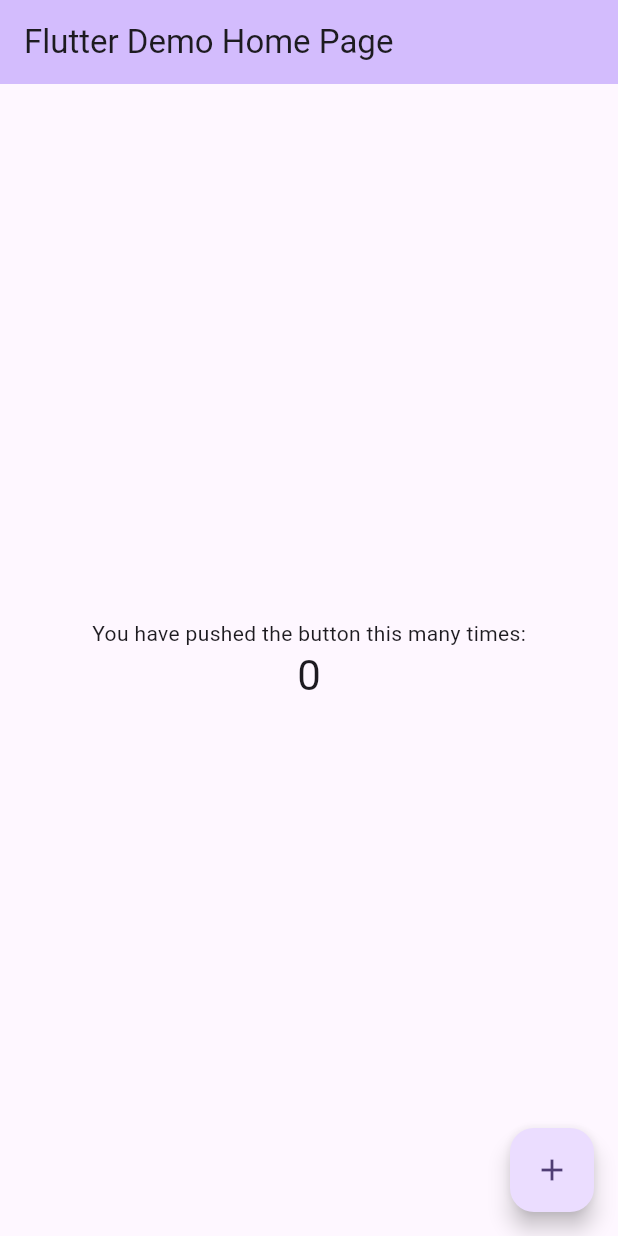
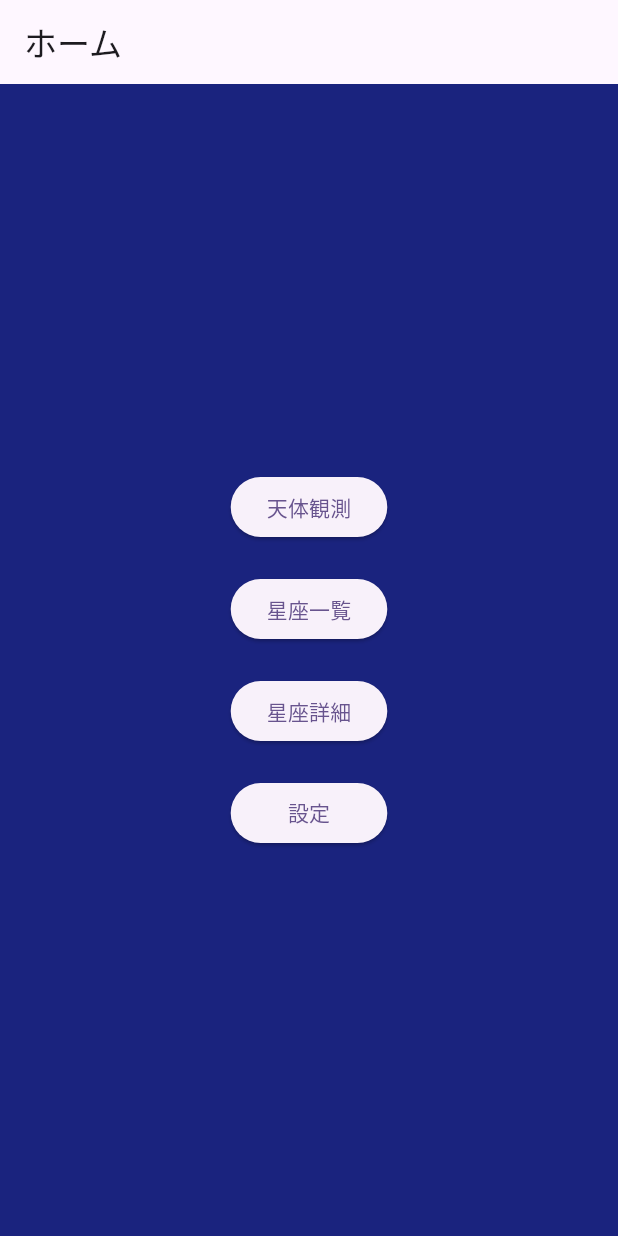
Before and after one commit to muramasa111/mobile, a Flutter app: the screen it shows after launch, on a phone screen of 412 x 824 dp. Run offline on Flutter 3.47's test engine with Material 3 defaults, Android fonts, the phone set to English and light mode, and no system bars.

Commit message:
画面遷移 背景色変更

```diff
--- /dev/null
+++ b/starguide/lib/HomePage.dart
@@ -0,0 +1,63 @@
+import 'package:flutter/material.dart';
+import 'StarView.dart';
+import 'ConstellationList.dart';
+import 'ConstellationDetail.dart';
+import 'Settings.dart';
+
+class HomePage extends StatelessWidget {
+  @override
+  Widget build(BuildContext context) {
+    return Scaffold(
+      appBar: AppBar(title: Text("ホーム")),
+      backgroundColor: Color(0xFF1a237e),
+      body: Center(
+        child: Column(
+          mainAxisAlignment: MainAxisAlignment.center,
+          children: [
+            ElevatedButton(
+              onPressed: () {
+                Navigator.push(
+                  context,
+                  MaterialPageRoute(builder: (context) => StarView()),
+                );
+              },
+              child: Text("天体観測"),
+            ),
+            SizedBox(height: 20),
+            ElevatedButton(
+              onPressed: () {
+                Navigator.push(
+                  context,
+                  MaterialPageRoute(builder: (context) => ConstellationList()),
+                );
+              },
+              child: Text("星座一覧"),
+            ),
+            SizedBox(height: 20),
+            ElevatedButton(
+              onPressed: () {
+                Navigator.push(
+                  context,
+                  MaterialPageRoute(
+                    builder: (context) => ConstellationDetail(),
+                  ),
+                );
+              },
+              child: Text("星座詳細"),
+            ),
+            SizedBox(height: 20),
+            ElevatedButton(
+              onPressed: () {
+                Navigator.push(
+                  context,
+                  MaterialPageRoute(builder: (context) => Settings()),
+                );
+              },
+              child: Text("　設定　"),
+            ),
+          ],
+        ),
+      ),
+    );
+  }
+}
--- a/starguide/lib/main.dart
+++ b/starguide/lib/main.dart
@@ -1,8 +1,17 @@
 import 'package:flutter/material.dart';
+import 'StarView.dart';
+//import '../sample/SecondPage.dart';
+//import '../sample/ThirdPage.dart';
+import 'HomePage.dart';
+//import 'List/CouponListView.dart';
+///mport 'MainPageWidget.dart';
 
 void main() {
-  runApp(const MyApp());
+  runApp(MyApp());
 }
+
+//ListViewのダミーメソッド
+//void dummyDatail() {}
 
 class MyApp extends StatelessWidget {
   const MyApp({super.key});
@@ -30,7 +39,21 @@ class MyApp extends StatelessWidget {
         // tested with just a hot reload.
         colorScheme: ColorScheme.fromSeed(seedColor: Colors.deepPurple),
       ),
-      home: const MyHomePage(title: 'Flutter Demo Home Page'),
+      //home: const MyHomePage(title: 'Flutter Demo Home Page'),
+      // home: HomePage(),
+      /*
+      //最初のページ名
+      initialRoute: '/home',
+      //ページ名とウィジェットの関係
+      routes: {
+        '/home': (context) => HomePage(),
+        '/first': (context) => FirstPage(),
+        '/second': (context) => Secondpage(),
+        '/third': (context) => Thirdpage(),
+      },
+*/
+      //home: CouponListView(dummyDatail),
+      home: HomePage(),
     );
   }
 }
```
Also changed, not shown: starguide/lib/ConstellationDetail.dart (added, +11 -0 lines), starguide/lib/ConstellationList.dart (added, +11 -0 lines), starguide/lib/Settings.dart (added, +11 -0 lines), starguide/lib/StarView.dart (added, +12 -0 lines), starguide/sample/FirstPage.dart (added, +12 -0 lines), starguide/sample/SecondPage.dart (added, +28 -0 lines), starguide/sample/ThirdPage.dart (added, +26 -0 lines).
